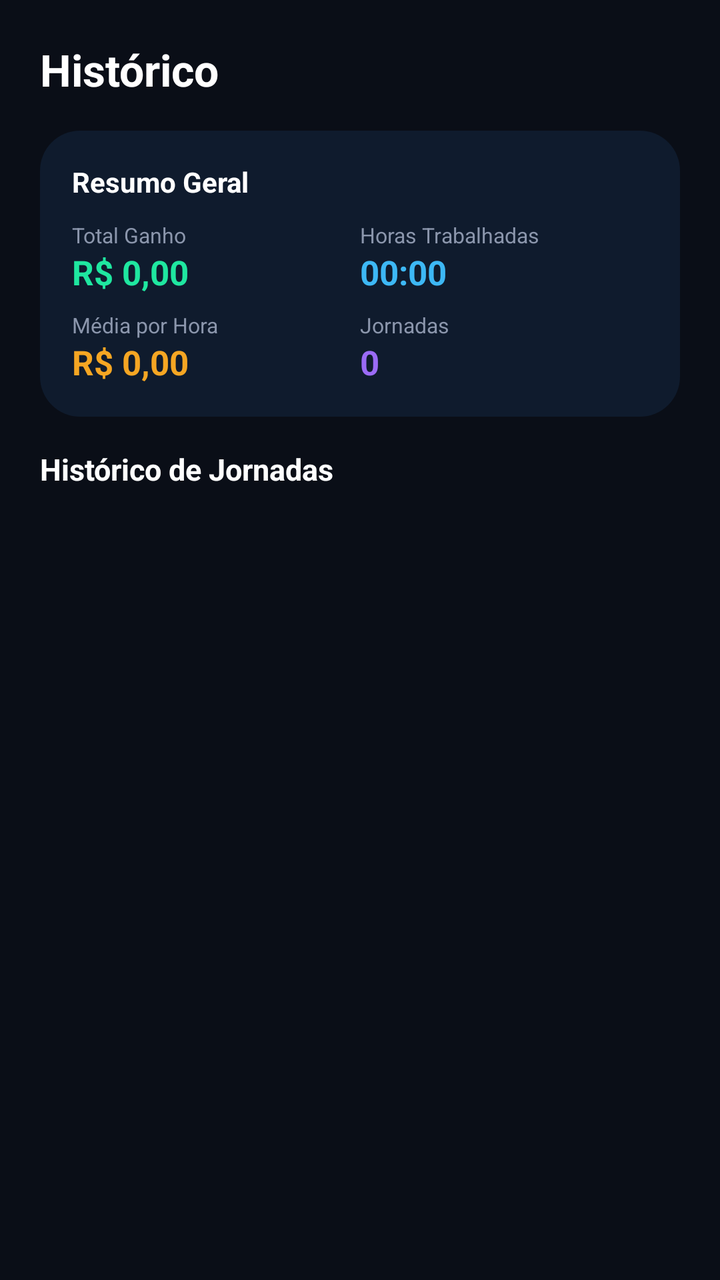
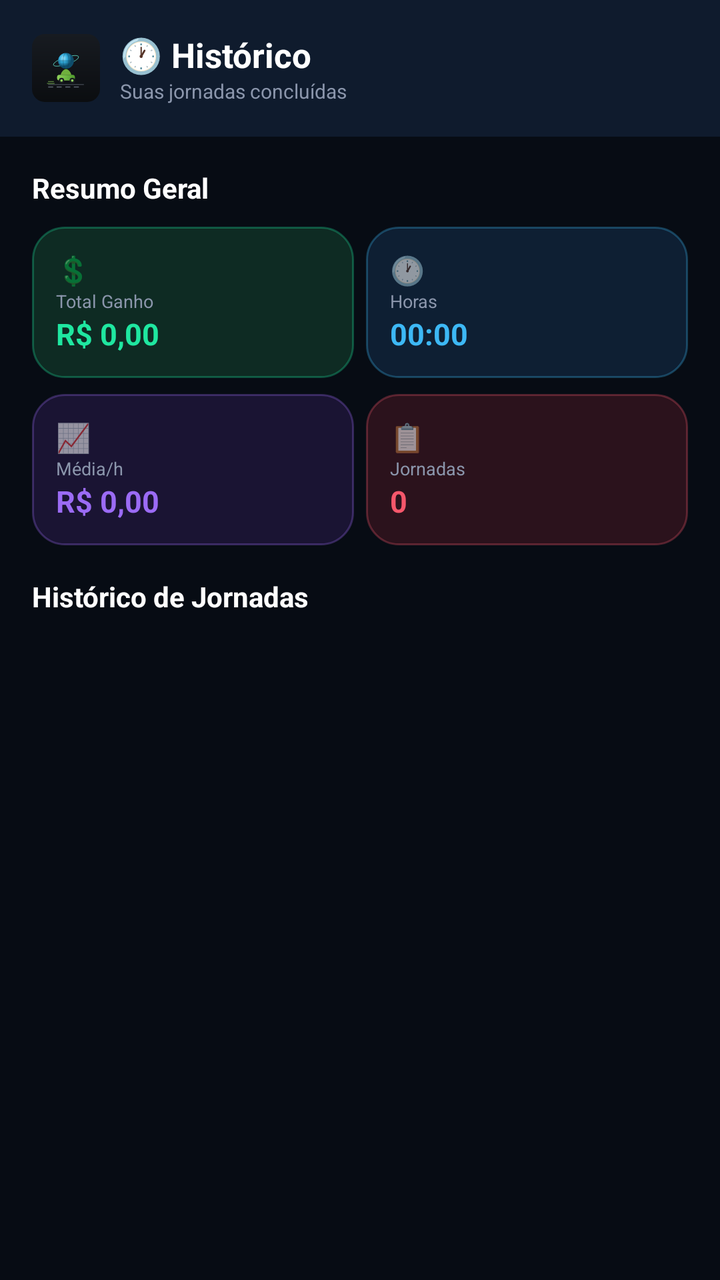

An Android layout rendered at two revisions. The XML below is the earlier revision; the diff shows what the commit changed to produce the second picture.
<!-- AndroidManifest.xml: application theme Theme.MaterialComponents.DayNight.NoActionBar -->
<!-- res/layout/activity_historico.xml -->
<?xml version="1.0" encoding="utf-8"?>
<ScrollView xmlns:android="http://schemas.android.com/apk/res/android"
    android:layout_width="match_parent"
    android:layout_height="match_parent"
    android:background="#0A0E17">

    <LinearLayout
        android:layout_width="match_parent"
        android:layout_height="wrap_content"
        android:orientation="vertical"
        android:padding="20dp">

        <TextView
            android:layout_width="wrap_content"
            android:layout_height="wrap_content"
            android:text="Histórico"
            android:textColor="#FFFFFF"
            android:textSize="22sp"
            android:textStyle="bold"
            android:layout_marginBottom="16dp" />

        <LinearLayout
            android:layout_width="match_parent"
            android:layout_height="wrap_content"
            android:orientation="vertical"
            android:background="@drawable/bg_card_dark"
            android:padding="16dp"
            android:layout_marginBottom="16dp">

            <TextView
                android:layout_width="wrap_content"
                android:layout_height="wrap_content"
                android:text="Resumo Geral"
                android:textColor="#FFFFFF"
                android:textSize="14sp"
                android:textStyle="bold"
                android:layout_marginBottom="10dp" />

            <LinearLayout
                android:layout_width="match_parent"
                android:layout_height="wrap_content"
                android:orientation="horizontal"
                android:layout_marginBottom="8dp">

                <LinearLayout
                    android:layout_width="0dp"
                    android:layout_height="wrap_content"
                    android:layout_weight="1"
                    android:orientation="vertical">

                    <TextView
                        android:layout_width="wrap_content"
                        android:layout_height="wrap_content"
                        android:text="Total Ganho"
                        android:textColor="#8B96AC"
                        android:textSize="10.5sp" />

                    <TextView
                        android:id="@+id/txtResumoGanho"
                        android:layout_width="wrap_content"
                        android:layout_height="wrap_content"
                        android:text="R$ 0,00"
                        android:textColor="#1FE7A0"
                        android:textSize="17sp"
                        android:textStyle="bold" />
                </LinearLayout>

                <LinearLayout
                    android:layout_width="0dp"
                    android:layout_height="wrap_content"
                    android:layout_weight="1"
                    android:orientation="vertical">

                    <TextView
                        android:layout_width="wrap_content"
                        android:layout_height="wrap_content"
                        android:text="Horas Trabalhadas"
                        android:textColor="#8B96AC"
                        android:textSize="10.5sp" />

                    <TextView
                        android:id="@+id/txtResumoHoras"
                        android:layout_width="wrap_content"
                        android:layout_height="wrap_content"
                        android:text="00:00"
                        android:textColor="#3DB8F5"
                        android:textSize="17sp"
                        android:textStyle="bold" />
                </LinearLayout>
            </LinearLayout>

            <LinearLayout
                android:layout_width="match_parent"
                android:layout_height="wrap_content"
                android:orientation="horizontal">

                <LinearLayout
                    android:layout_width="0dp"
                    android:layout_height="wrap_content"
                    android:layout_weight="1"
                    android:orientation="vertical">

                    <TextView
                        android:layout_width="wrap_content"
                        android:layout_height="wrap_content"
                        android:text="Média por Hora"
                        android:textColor="#8B96AC"
                        android:textSize="10.5sp" />

                    <TextView
                        android:id="@+id/txtResumoMedia"
                        android:layout_width="wrap_content"
                        android:layout_height="wrap_content"
                        android:text="R$ 0,00"
                        android:textColor="#F5A623"
                        android:textSize="17sp"
                        android:textStyle="bold" />
                </LinearLayout>

                <LinearLayout
                    android:layout_width="0dp"
                    android:layout_height="wrap_content"
                    android:layout_weight="1"
                    android:orientation="vertical">

                    <TextView
                        android:layout_width="wrap_content"
                        android:layout_height="wrap_content"
                        android:text="Jornadas"
                        android:textColor="#8B96AC"
                        android:textSize="10.5sp" />

                    <TextView
                        android:id="@+id/txtResumoJornadas"
                        android:layout_width="wrap_content"
                        android:layout_height="wrap_content"
                        android:text="0"
                        android:textColor="#9B6BF5"
                        android:textSize="17sp"
                        android:textStyle="bold" />
                </LinearLayout>
            </LinearLayout>
        </LinearLayout>

        <TextView
            android:layout_width="wrap_content"
            android:layout_height="wrap_content"
            android:text="Histórico de Jornadas"
            android:textColor="#FFFFFF"
            android:textSize="15sp"
            android:textStyle="bold"
            android:layout_marginBottom="10dp" />

        <LinearLayout
            android:id="@+id/containerJornadas"
            android:layout_width="match_parent"
            android:layout_height="wrap_content"
            android:orientation="vertical" />

    </LinearLayout>
</ScrollView>
<!-- resources referenced by this layout -->
<resources>
  <!-- drawable bg_card_dark (drawable) -->
  <?xml version="1.0" encoding="utf-8"?>
  <shape xmlns:android="http://schemas.android.com/apk/res/android" android:shape="rectangle">
      <solid android:color="#0F1B2D" />
      <corners android:radius="20dp" />
  </shape>
</resources>

<!-- the commit's change to res/layout/activity_historico.xml (unified diff, before → after) -->
@@ -2,30 +2,63 @@
 <ScrollView xmlns:android="http://schemas.android.com/apk/res/android"
     android:layout_width="match_parent"
     android:layout_height="match_parent"
-    android:background="#0A0E17">
+    android:background="#070C14">
 
     <LinearLayout
         android:layout_width="match_parent"
         android:layout_height="wrap_content"
-        android:orientation="vertical"
-        android:padding="20dp">
-
-        <TextView
-            android:layout_width="wrap_content"
-            android:layout_height="wrap_content"
-            android:text="Histórico"
-            android:textColor="#FFFFFF"
-            android:textSize="22sp"
-            android:textStyle="bold"
-            android:layout_marginBottom="16dp" />
+        android:orientation="vertical">
 
         <LinearLayout
             android:layout_width="match_parent"
             android:layout_height="wrap_content"
             android:orientation="vertical"
-            android:background="@drawable/bg_card_dark"
+            android:background="#0F1B2D"
             android:padding="16dp"
-            android:layout_marginBottom="16dp">
+            android:paddingBottom="18dp">
+
+            <LinearLayout
+                android:layout_width="match_parent"
+                android:layout_height="wrap_content"
+                android:orientation="horizontal"
+                android:gravity="center_vertical">
+
+                <ImageView
+                    android:layout_width="34dp"
+                    android:layout_height="34dp"
+                    android:src="@drawable/logo_motorista"
+                    android:layout_marginEnd="10dp"
+                    android:contentDescription="Logo do app" />
+
+                <LinearLayout
+                    android:layout_width="0dp"
+                    android:layout_height="wrap_content"
+                    android:layout_weight="1"
+                    android:orientation="vertical">
+
+                    <TextView
+                        android:layout_width="wrap_content"
+                        android:layout_height="wrap_content"
+                        android:text="🕐 Histórico"
+                        android:textColor="#FFFFFF"
+                        android:textSize="17sp"
+                        android:textStyle="bold" />
+
+                    <TextView
+                        android:layout_width="wrap_content"
+                        android:layout_height="wrap_content"
+                        android:text="Suas jornadas concluídas"
+                        android:textColor="#8B96AC"
+                        android:textSize="10sp" />
+                </LinearLayout>
+            </LinearLayout>
+        </LinearLayout>
+
+        <LinearLayout
+            android:layout_width="match_parent"
+            android:layout_height="wrap_content"
+            android:orientation="vertical"
+            android:padding="16dp">
 
             <TextView
                 android:layout_width="wrap_content"
@@ -46,116 +79,79 @@
                     android:layout_width="0dp"
                     android:layout_height="wrap_content"
                     android:layout_weight="1"
-                    android:orientation="vertical">
+                    android:orientation="vertical"
+                    android:background="@drawable/bg_tint_green"
+                    android:padding="12dp"
+                    android:layout_marginEnd="6dp">
 
-                    <TextView
-                        android:layout_width="wrap_content"
-                        android:layout_height="wrap_content"
-                        android:text="Total Ganho"
-                        android:textColor="#8B96AC"
-                        android:textSize="10.5sp" />
-
-                    <TextView
-                        android:id="@+id/txtResumoGanho"
-                        android:layout_width="wrap_content"
-                        android:layout_height="wrap_content"
-                        android:text="R$ 0,00"
-                        android:textColor="#1FE7A0"
-                        android:textSize="17sp"
-                        android:textStyle="bold" />
+                    <TextView android:layout_width="wrap_content" android:layout_height="wrap_content" android:text="💲" android:textSize="14sp" />
+                    <TextView android:layout_width="wrap_content" android:layout_height="wrap_content" android:text="Total Ganho" android:textColor="#8B96AC" android:textSize="9sp" />
+                    <TextView android:id="@+id/txtResumoGanho" android:layout_width="wrap_content" android:layout_height="wrap_content" android:text="R$ 0,00" android:textColor="#1FE7A0" android:textSize="15sp" android:textStyle="bold" />
                 </LinearLayout>
 
                 <LinearLayout
                     android:layout_width="0dp"
                     android:layout_height="wrap_content"
                     android:layout_weight="1"
-                    android:orientation="vertical">
+                    android:orientation="vertical"
+                    android:background="@drawable/bg_tint_blue"
+                    android:padding="12dp">
 
-                    <TextView
-                        android:layout_width="wrap_content"
-                        android:layout_height="wrap_content"
-                        android:text="Horas Trabalhadas"
-                        android:textColor="#8B96AC"
-                        android:textSize="10.5sp" />
-
-                    <TextView
-                        android:id="@+id/txtResumoHoras"
-                        android:layout_width="wrap_content"
-                        android:layout_height="wrap_content"
-                        android:text="00:00"
-                        android:textColor="#3DB8F5"
-                        android:textSize="17sp"
-                        android:textStyle="bold" />
+                    <TextView android:layout_width="wrap_content" android:layout_height="wrap_content" android:text="🕐" android:textSize="14sp" />
+                    <TextView android:layout_width="wrap_content" android:layout_height="wrap_content" android:text="Horas" android:textColor="#8B96AC" android:textSize="9sp" />
+                    <TextView android:id="@+id/txtResumoHoras" android:layout_width="wrap_content" android:layout_height="wrap_content" android:text="00:00" android:textColor="#3DB8F5" android:textSize="15sp" android:textStyle="bold" />
                 </LinearLayout>
             </LinearLayout>
 
             <LinearLayout
                 android:layout_width="match_parent"
                 android:layout_height="wrap_content"
-                android:orientation="horizontal">
+                android:orientation="horizontal"
+                android:layout_marginBottom="16dp">
 
                 <LinearLayout
                     android:layout_width="0dp"
                     android:layout_height="wrap_content"
                     android:layout_weight="1"
-                    android:orientation="vertical">
+                    android:orientation="vertical"
+                    android:background="@drawable/bg_tint_purple"
+                    android:padding="12dp"
+                    android:layout_marginEnd="6dp">
 
-                    <TextView
-                        android:layout_width="wrap_content"
-                        android:layout_height="wrap_content"
-                        android:text="Média por Hora"
-                        android:textColor="#8B96AC"
-                        android:textSize="10.5sp" />
-
-                    <TextView
-                        android:id="@+id/txtResumoMedia"
-                        android:layout_width="wrap_content"
-                        android:layout_height="wrap_content"
-                        android:text="R$ 0,00"
-                        android:textColor="#F5A623"
-                        android:textSize="17sp"
-                        android:textStyle="bold" />
+                    <TextView android:layout_width="wrap_content" android:layout_height="wrap_content" android:text="📈" android:textSize="14sp" />
+                    <TextView android:layout_width="wrap_content" android:layout_height="wrap_content" android:text="Média/h" android:textColor="#8B96AC" android:textSize="9sp" />
+                    <TextView android:id="@+id/txtResumoMedia" android:layout_width="wrap_content" android:layout_height="wrap_content" android:text="R$ 0,00" android:textColor="#9B6BF5" android:textSize="15sp" android:textStyle="bold" />
                 </LinearLayout>
 
                 <LinearLayout
                     android:layout_width="0dp"
                     android:layout_height="wrap_content"
                     android:layout_weight="1"
-                    android:orientation="vertical">
+                    android:orientation="vertical"
+                    android:background="@drawable/bg_tint_red"
+                    android:padding="12dp">
 
-                    <TextView
-                        android:layout_width="wrap_content"
-                        android:layout_height="wrap_content"
-                        android:text="Jornadas"
-                        android:textColor="#8B96AC"
-                        android:textSize="10.5sp" />
-
-                    <TextView
-                        android:id="@+id/txtResumoJornadas"
-                        android:layout_width="wrap_content"
-                        android:layout_height="wrap_content"
-                        android:text="0"
-                        android:textColor="#9B6BF5"
-                        android:textSize="17sp"
-                        android:textStyle="bold" />
+                    <TextView android:layout_width="wrap_content" android:layout_height="wrap_content" android:text="📋" android:textSize="14sp" />
+                    <TextView android:layout_width="wrap_content" android:layout_height="wrap_content" android:text="Jornadas" android:textColor="#8B96AC" android:textSize="9sp" />
+                    <TextView android:id="@+id/txtResumoJornadas" android:layout_width="wrap_content" android:layout_height="wrap_content" android:text="0" android:textColor="#F5576B" android:textSize="15sp" android:textStyle="bold" />
                 </LinearLayout>
             </LinearLayout>
+
+            <TextView
+                android:layout_width="wrap_content"
+                android:layout_height="wrap_content"
+                android:text="Histórico de Jornadas"
+                android:textColor="#FFFFFF"
+                android:textSize="14sp"
+                android:textStyle="bold"
+                android:layout_marginBottom="10dp" />
+
+            <LinearLayout
+                android:id="@+id/containerJornadas"
+                android:layout_width="match_parent"
+                android:layout_height="wrap_content"
+                android:orientation="vertical" />
+
         </LinearLayout>
-
-        <TextView
-            android:layout_width="wrap_content"
-            android:layout_height="wrap_content"
-            android:text="Histórico de Jornadas"
-            android:textColor="#FFFFFF"
-            android:textSize="15sp"
-            android:textStyle="bold"
-            android:layout_marginBottom="10dp" />
-
-        <LinearLayout
-            android:id="@+id/containerJornadas"
-            android:layout_width="match_parent"
-            android:layout_height="wrap_content"
-            android:orientation="vertical" />
-
     </LinearLayout>
 </ScrollView>
<!-- resource entries referenced after the edit -->
@@ -1,10 +1,33 @@
 <!-- resources referenced by this layout -->
 <resources>
-  <!-- drawable bg_card_dark (drawable) -->
+  <!-- drawable bg_tint_blue (drawable) -->
   <?xml version="1.0" encoding="utf-8"?>
   <shape xmlns:android="http://schemas.android.com/apk/res/android" android:shape="rectangle">
-      <solid android:color="#0F1B2D" />
-      <corners android:radius="20dp" />
+      <solid android:color="#0E1F33" />
+      <stroke android:width="1dp" android:color="#4D3DB8F5" />
+      <corners android:radius="16dp" />
   </shape>
+  <!-- drawable bg_tint_green (drawable) -->
+  <?xml version="1.0" encoding="utf-8"?>
+  <shape xmlns:android="http://schemas.android.com/apk/res/android" android:shape="rectangle">
+      <solid android:color="#0E2B23" />
+      <stroke android:width="1dp" android:color="#4D1FE7A0" />
+      <corners android:radius="16dp" />
+  </shape>
+  <!-- drawable bg_tint_purple (drawable) -->
+  <?xml version="1.0" encoding="utf-8"?>
+  <shape xmlns:android="http://schemas.android.com/apk/res/android" android:shape="rectangle">
+      <solid android:color="#1A1433" />
+      <stroke android:width="1dp" android:color="#4D9B6BF5" />
+      <corners android:radius="16dp" />
+  </shape>
+  <!-- drawable bg_tint_red (drawable) -->
+  <?xml version="1.0" encoding="utf-8"?>
+  <shape xmlns:android="http://schemas.android.com/apk/res/android" android:shape="rectangle">
+      <solid android:color="#2B121C" />
+      <stroke android:width="1dp" android:color="#4DF5576B" />
+      <corners android:radius="16dp" />
+  </shape>
+  <!-- drawable logo_motorista: vector/xml drawable (drawable, 3363 chars, omitted) -->
 </resources>
 
